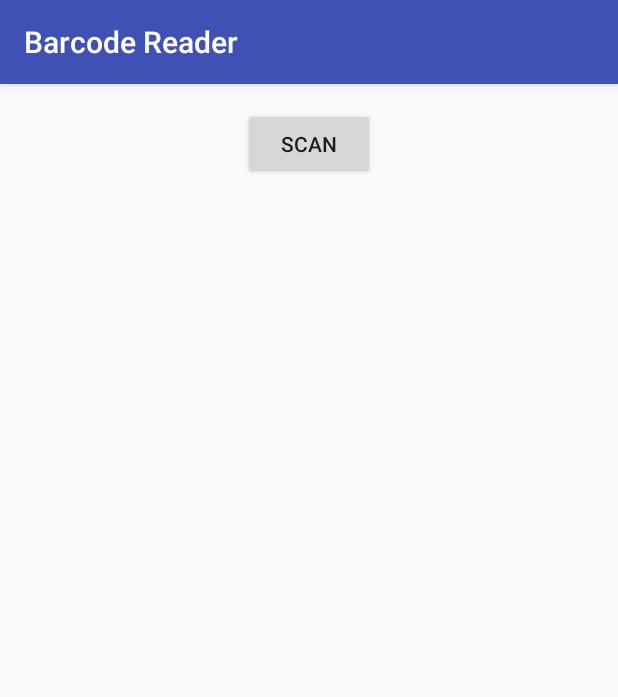
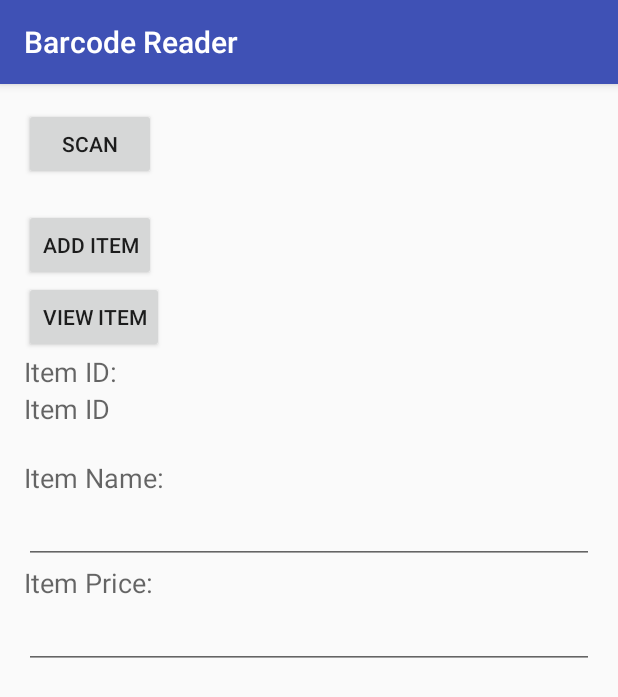
Before and after one commit to SeanSe/BarcodeReader, an Android app: the screen it shows after launch (MainActivity), on a phone screen of 412 x 824 dp. Shown: the top 697 px of the screen. Run offline under Robolectric (Android 15) with nearby library versions, the phone set to English and light mode, and no system bars; libraries missing offline, so code that uses them is left out: com.google.zxing.integration.

Commit message:
Added the function to add a scanned item to the database and then view all items currently already stored.

```diff
--- a/app/src/main/java/com/project/sean/barcodereader/MainActivity.java
+++ b/app/src/main/java/com/project/sean/barcodereader/MainActivity.java
@@ -1,11 +1,14 @@
 package com.project.sean.barcodereader;
 
+import android.app.AlertDialog;
+import android.database.Cursor;
 import android.support.v7.app.AppCompatActivity;
 import android.os.Bundle;
 import android.content.Intent;
 import android.view.View;
 import android.view.View.OnClickListener;
 import android.widget.Button;
+import android.widget.EditText;
 import android.widget.TextView;
 import android.widget.Toast;
 
@@ -13,34 +16,135 @@ import com.google.zxing.integration.android.IntentIntegrator;
 import com.google.zxing.integration.android.IntentResult;
 
 public class MainActivity extends AppCompatActivity implements OnClickListener {
+
     private Button scanBtn;
-    private TextView formatTxt, contentTxt;
+    private Button addBtn;
+    private Button viewBtn;
+
+    private TextView formatTxt;
+    private TextView contentTxt;
+
+    private EditText editItemName;
+    private EditText editItemPrice;
+
+    private DatabaseHelper myDb;
+
+    /**
+     *
+     * @param savedInstanceState
+     */
     @Override
     protected void onCreate(Bundle savedInstanceState) {
         super.onCreate(savedInstanceState);
         setContentView(R.layout.activity_main);
+
+
+        myDb = new DatabaseHelper(this);
+
         scanBtn = (Button)findViewById(R.id.scan_button);
+        addBtn = (Button)findViewById(R.id.button_add);
+        viewBtn = (Button)findViewById(R.id.button_view);
+
         formatTxt = (TextView)findViewById(R.id.scan_format);
         contentTxt = (TextView)findViewById(R.id.scan_content);
+
+        editItemName = (EditText)findViewById(R.id.editItemName);
+        editItemPrice = (EditText)findViewById(R.id.editItemPrice);
+
         scanBtn.setOnClickListener(this);
+        addBtn.setOnClickListener(this);
+        viewBtn.setOnClickListener(this);
     }
+
+    /**
+     *
+     * @param v
+     */
     public void onClick(View v){
-        if(v.getId()==R.id.scan_button){
+        if(v.getId()==R.id.scan_button) {
             IntentIntegrator scanIntegrator = new IntentIntegrator(this);
             scanIntegrator.initiateScan();
         }
+        if(v.getId()==R.id.button_add) {
+            addData();
+        }
+        if(v.getId()==R.id.button_view) {
+            viewData();
+        }
     }
+
+    /**
+     *
+     * @param requestCode
+     * @param resultCode
+     * @param intent
+     */
     public void onActivityResult(int requestCode, int resultCode, Intent intent) {
         IntentResult scanningResult = IntentIntegrator.parseActivityResult(requestCode, resultCode, intent);
         if (scanningResult != null) {
             String scanContent = scanningResult.getContents();
             String scanFormat = scanningResult.getFormatName();
             formatTxt.setText("FORMAT: " + scanFormat);
-            contentTxt.setText("CONTENT: " + scanContent);
+            contentTxt.setText(scanContent);
         } else {
             Toast toast = Toast.makeText(getApplicationContext(),
                     "No scan data received!", Toast.LENGTH_SHORT);
             toast.show();
         }
     }
+
+    /**
+     *
+     */
+    public void addData(){
+        boolean isInserted = myDb.insertData(contentTxt.getText().toString(),
+                editItemName.getText().toString(),
+                editItemPrice.getText().toString());
+        if(isInserted == true) {
+            Toast.makeText(MainActivity.this, "Data inserted", Toast.LENGTH_LONG).show();
+            contentTxt.setText("");
+            editItemName.getText().clear();
+            editItemPrice.getText().clear();
+        } else {
+            Toast.makeText(MainActivity.this, "Data not inserted", Toast.LENGTH_LONG).show();
+        }
+    }
+
+    /**
+     *
+     */
+    public void viewData(){
+        Cursor result = myDb.getallData();
+        if(result.getCount() == 0) {
+            //Show error message
+            showMessage("Error", "No data found.");
+            return;
+        }
+
+        StringBuffer buffer = new StringBuffer();
+        //Moves cursor to the next result
+        //index 0 - ID
+        //index 1 - Name
+        //index 2 - Surname
+        //index 3 - Marks
+        while (result.moveToNext()) {
+            buffer.append("ID: " + result.getString(0) + "\n");
+            buffer.append("Item Name: " + result.getString(1) + "\n");
+            buffer.append("Item Price: " + result.getString(2) + "\n");
+        }
+
+        //Show all data
+        showMessage("Product Information", buffer.toString());
+    }
+
+    /**
+     * Used to create alert dialogue.
+     */
+    public void showMessage(String title, String message) {
+        AlertDialog.Builder builder = new AlertDialog.Builder(this);
+        builder.setCancelable(true); //Cancel after is use
+        builder.setTitle(title);
+        builder.setMessage(message);
+        builder.show(); //Will show the AlertDialog
+    }
 }
--- a/app/src/main/res/layout/activity_main.xml
+++ b/app/src/main/res/layout/activity_main.xml
@@ -1,10 +1,12 @@
 <?xml version="1.0" encoding="utf-8"?>
-<RelativeLayout xmlns:android="http://schemas.android.com/apk/res/android"
+<LinearLayout xmlns:android="http://schemas.android.com/apk/res/android"
     xmlns:tools="http://schemas.android.com/tools" android:layout_width="match_parent"
     android:layout_height="match_parent" android:paddingLeft="@dimen/activity_horizontal_margin"
     android:paddingRight="@dimen/activity_horizontal_margin"
     android:paddingTop="@dimen/activity_vertical_margin"
-    android:paddingBottom="@dimen/activity_vertical_margin" tools:context=".MainActivity">
+    android:paddingBottom="@dimen/activity_vertical_margin"
+    tools:context=".MainActivity"
+    android:orientation="vertical">
 
     <Button android:id="@+id/scan_button"
         android:layout_width="wrap_content"
@@ -19,12 +21,77 @@
         android:textIsSelectable="true"
         android:layout_centerHorizontal="true"
         android:layout_below="@id/scan_button" />
+
+    <Button
+        android:layout_width="wrap_content"
+        android:layout_height="wrap_content"
+        android:text="Add Item"
+        android:id="@+id/button_add"
+        android:layout_alignParentBottom="true"
+        android:layout_alignParentLeft="true"
+        android:layout_alignParentStart="true"/>
+
+    <Button
+        android:layout_width="wrap_content"
+        android:layout_height="wrap_content"
+        android:text="View Item"
+        android:id="@+id/button_view" />
+
+    <TextView
+        android:layout_width="wrap_content"
+        android:layout_height="wrap_content"
+        android:textAppearance="?android:attr/textAppearanceMedium"
+        android:text="Item ID:"
+        android:id="@+id/textView"
+        android:layout_above="@+id/scan_content"
+        android:layout_toLeftOf="@+id/scan_content"
+        android:layout_toStartOf="@+id/scan_content" />
+
     <TextView
         android:id="@+id/scan_content"
         android:layout_width="wrap_content"
         android:layout_height="wrap_content"
+        android:textAppearance="?android:attr/textAppearanceMedium"
         android:textIsSelectable="true"
-        android:layout_centerHorizontal="true"
-        android:layout_below="@id/scan_format" />
+        android:text="Item ID"
+        android:layout_above="@+id/tvItemName"
+        android:layout_alignRight="@+id/scan_format"
+        android:layout_alignEnd="@+id/scan_format"
+        android:layout_marginBottom="21dp" />
 
-</RelativeLayout>
+    <TextView
+        android:layout_width="wrap_content"
+        android:layout_height="wrap_content"
+        android:textAppearance="?android:attr/textAppearanceMedium"
+        android:text="Item Name:"
+        android:id="@+id/tvItemName"
+        android:layout_centerVertical="true"
+        android:layout_alignParentLeft="true"
+        android:layout_alignParentStart="true" />
+
+    <EditText
+        android:layout_width="match_parent"
+        android:layout_height="wrap_content"
+        android:id="@+id/editItemName"
+        android:layout_below="@+id/scan_content"
+        android:layout_alignLeft="@+id/scan_content"
+        android:layout_alignStart="@+id/scan_content"
+        android:layout_alignParentRight="true"
+        android:layout_alignParentEnd="true" />
+
+    <TextView
+        android:layout_width="wrap_content"
+        android:layout_height="wrap_content"
+        android:textAppearance="?android:attr/textAppearanceMedium"
+        android:text="Item Price:"
+        android:id="@+id/tvItemPrice"
+        android:layout_below="@+id/editItemName"
+        android:layout_alignRight="@+id/tvItemName"
+        android:layout_alignEnd="@+id/tvItemName" />
+
+    <EditText
+        android:layout_width="match_parent"
+        android:layout_height="wrap_content"
+        android:id="@+id/editItemPrice" />
+
+</LinearLayout>
```
